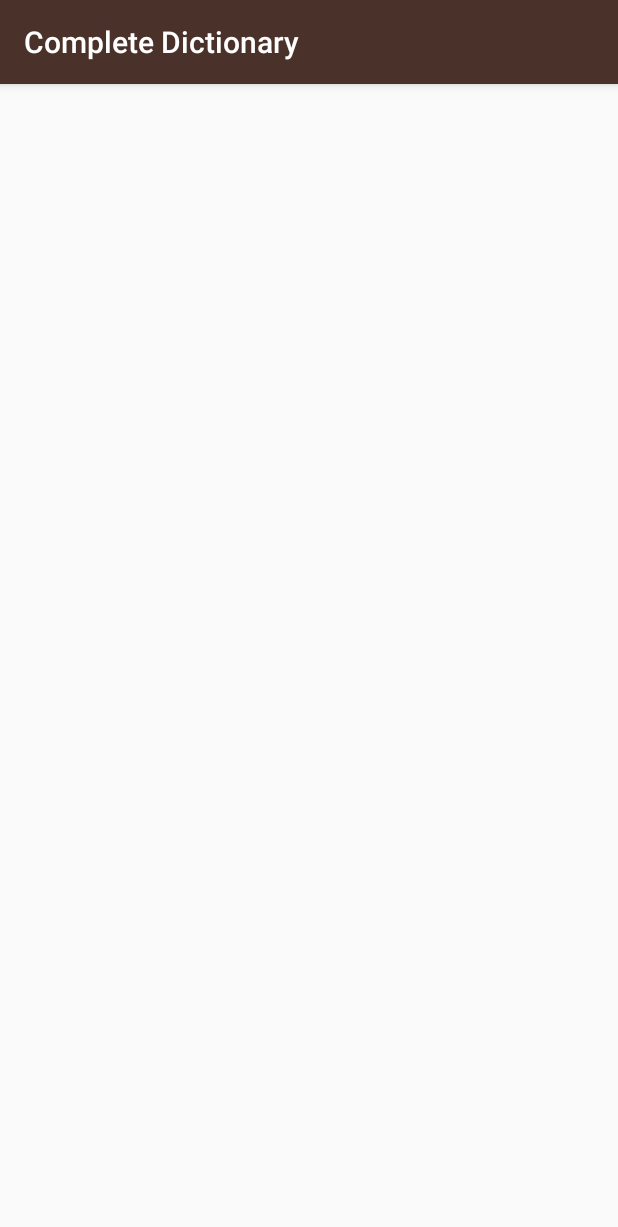
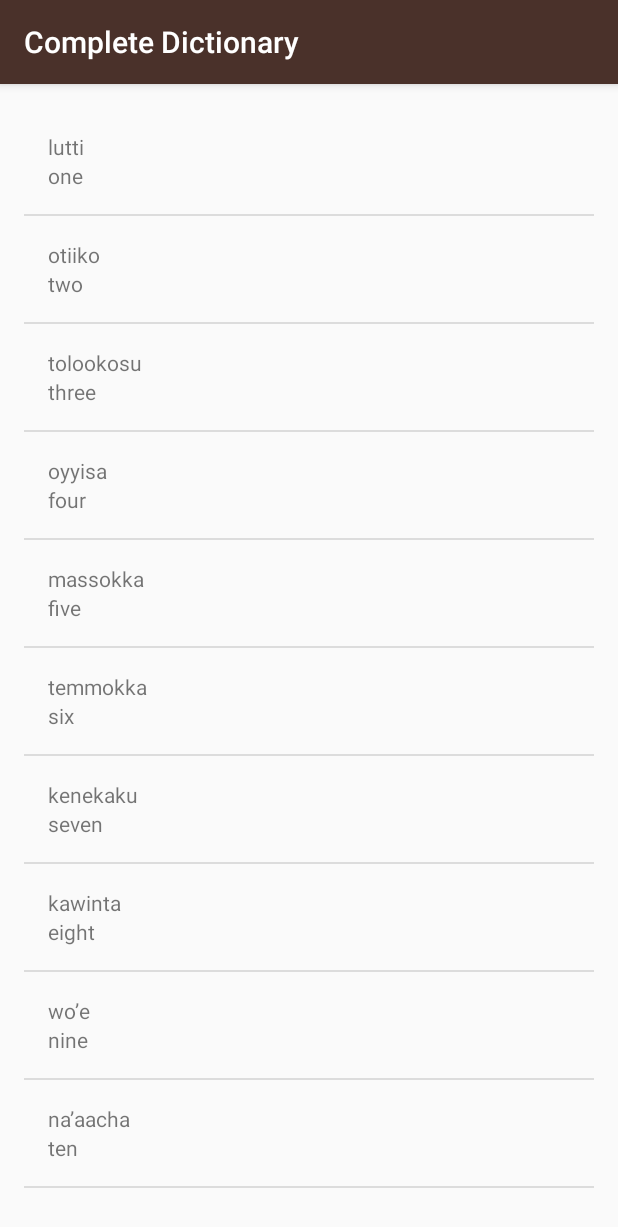
Before and after one commit to itchrand/Miwok, an Android app: the AllActivity screen opened directly, with no data from a screen before it, on a phone screen of 412 x 824 dp. Shown: the top 1227 px of the screen. Run offline under Robolectric (Android 15) with nearby library versions, the phone set to English and light mode, and no system bars.

Commit message:
Add Words for Colors, Family, Phrases. Unify the layout to word_list.

```diff
--- a/app/src/main/java/it/chrand/miwok/AllActivity.kt
+++ b/app/src/main/java/it/chrand/miwok/AllActivity.kt
@@ -2,11 +2,33 @@ package it.chrand.miwok
 
 import android.support.v7.app.AppCompatActivity
 import android.os.Bundle
+import android.view.View
+import android.widget.ListView
 
 class AllActivity : AppCompatActivity() {
 
     override fun onCreate(savedInstanceState: Bundle?) {
         super.onCreate(savedInstanceState)
-        setContentView(R.layout.activity_all_words)
+
+        setContentView(R.layout.word_list)
+
+        // Create an array of words
+        val words = ArrayList<Word>()
+        words.add(Word("lutti","one"))
+        words.add(Word("otiiko","two"))
+        words.add(Word("tolookosu","three"))
+        words.add(Word("oyyisa","four"))
+        words.add(Word("massokka","five"))
+        words.add(Word("temmokka","six"))
+        words.add(Word("kenekaku","seven"))
+        words.add(Word("kawinta","eight"))
+        words.add(Word("wo’e","nine"))
+        words.add(Word("na’aacha","ten"))
+
+        val itemsAdapter = WordAdapter(this, words)
+
+        val listView = findViewById<View>(R.id.list) as ListView
+
+        listView.setAdapter(itemsAdapter)
     }
 }
--- a/app/src/main/java/it/chrand/miwok/NumbersActivity.kt
+++ b/app/src/main/java/it/chrand/miwok/NumbersActivity.kt
@@ -2,17 +2,16 @@ package it.chrand.miwok
 
 import android.support.v7.app.AppCompatActivity
 import android.os.Bundle
-import android.util.Log
 import android.view.View
 import android.widget.*
-import java.nio.file.Files.size
 
 
 class NumbersActivity : AppCompatActivity() {
 
     override fun onCreate(savedInstanceState: Bundle?) {
         super.onCreate(savedInstanceState)
-        setContentView(R.layout.activity_numbers)
+
+        setContentView(R.layout.word_list)
 
         // Create an array of words
         val words = ArrayList<Word>()
--- a/app/src/main/res/layout/activity_all_words.xml
+++ /dev/null
@@ -1,10 +0,0 @@
-<?xml version="1.0" encoding="utf-8"?>
-<android.support.constraint.ConstraintLayout
-    xmlns:android="http://schemas.android.com/apk/res/android"
-    xmlns:app="http://schemas.android.com/apk/res-auto"
-    xmlns:tools="http://schemas.android.com/tools"
-    android:layout_width="match_parent"
-    android:layout_height="match_parent"
-    tools:context=".AllActivity">
-
-</android.support.constraint.ConstraintLayout>
--- a/app/src/main/res/layout/activity_numbers.xml
+++ b/app/src/main/res/layout/word_list.xml
@@ -10,7 +10,6 @@
     android:paddingBottom="@dimen/activity_vertical_margin"
     android:paddingLeft="@dimen/activity_horizontal_margin"
     android:paddingRight="@dimen/activity_horizontal_margin"
-    android:paddingTop="@dimen/activity_vertical_margin"
-    tools:context=".NumbersActivity">
+    android:paddingTop="@dimen/activity_vertical_margin">
 
 </ListView>
```
Also changed, not shown: app/src/main/java/it/chrand/miwok/ColorsActivity.kt (+21 -1 lines), app/src/main/java/it/chrand/miwok/FamilyActivity.kt (+23 -1 lines), app/src/main/java/it/chrand/miwok/PhrasesActivity.kt (+23 -1 lines), app/src/main/res/layout/activity_colors.xml (deleted, +0 -10 lines), app/src/main/res/layout/activity_family.xml (deleted, +0 -10 lines), app/src/main/res/layout/activity_phrases.xml (deleted, +0 -10 lines).
